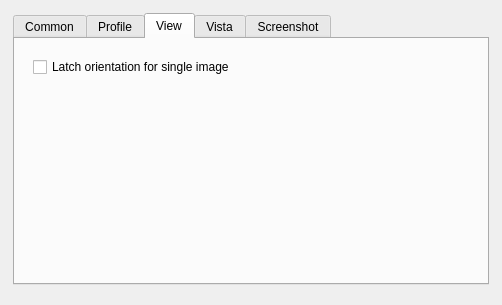
Above: forms/preferences.ui from isis-group/vast before the change. Below: the same form after it.
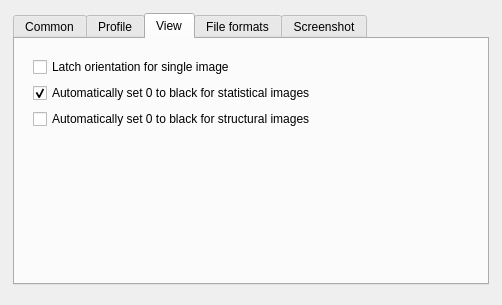
That is the form after the change. The open tabs and pages were chosen to show the change.

```diff
--- a/forms/preferences.ui
+++ b/forms/preferences.ui
@@ -362,7 +362,7 @@
                </property>
               </widget>
              </item>
-             <item row="1" column="0">
+             <item row="3" column="0">
               <spacer name="verticalSpacer_4">
                <property name="orientation">
                 <enum>Qt::Vertical</enum>
@@ -375,6 +375,23 @@
                </property>
               </spacer>
              </item>
+             <item row="1" column="0">
+              <widget class="QCheckBox" name="checkSetZeroStatistical">
+               <property name="text">
+                <string>Automatically set 0 to black for statistical images</string>
+               </property>
+               <property name="checked">
+                <bool>true</bool>
+               </property>
+              </widget>
+             </item>
+             <item row="2" column="0">
+              <widget class="QCheckBox" name="checkSetZeroStructural">
+               <property name="text">
+                <string>Automatically set 0 to black for structural images</string>
+               </property>
+              </widget>
+             </item>
             </layout>
            </widget>
           </item>
@@ -382,7 +399,7 @@
         </widget>
         <widget class="QWidget" name="vistaTab">
          <attribute name="title">
-          <string>Vista</string>
+          <string>File formats</string>
          </attribute>
          <layout class="QGridLayout" name="gridLayout_10">
           <item row="0" column="0">
```
Left out of the diff: 35 changed lines with no effect on the pictures.
